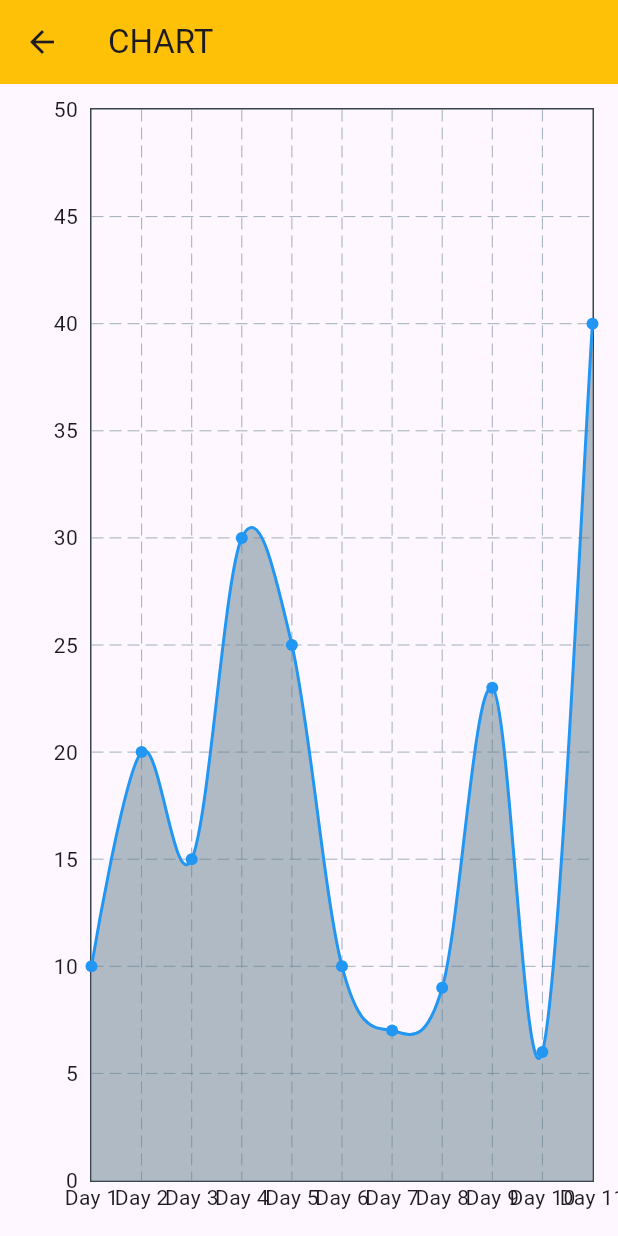
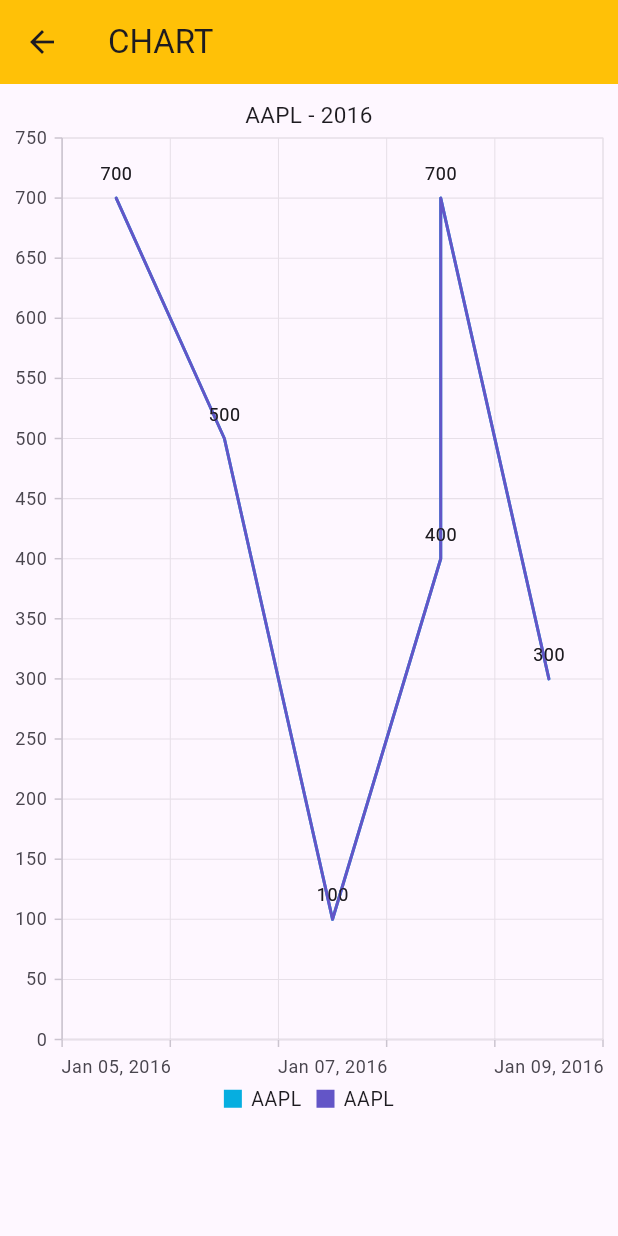
Before and after one commit to Hossam52/hamza_nozm, a Flutter app: the DesktopLayout screen opened directly, on a phone screen of 412 x 824 dp. Run offline on Flutter 3.47's test engine with Material 2 defaults, Android fonts, the phone set to English and light mode, and no system bars; drawn by our look-alikes of fl_chart; our stand-ins replace responsive_builder, syncfusion_flutter_charts.

Commit message:
working chart

```diff
--- a/lib/chartWidget.dart
+++ b/lib/chartWidget.dart
@@ -1,5 +1,6 @@
 import 'package:fl_chart/fl_chart.dart';
 import 'package:flutter/material.dart';
+
 
 class LineChartSample extends StatelessWidget {
   final List<double> yValues = [
@@ -29,6 +30,19 @@ class LineChartSample extends StatelessWidget {
     "Day 11",
   ]; // Replace with your dates
 
+final List<FlSpot> data1 = [
+    FlSpot(DateTime.now().millisecondsSinceEpoch.toDouble(), 10.0),
+    FlSpot(
+        (DateTime.now().add(Duration(days: 1))).millisecondsSinceEpoch.toDouble(), 20.0),
+    FlSpot(
+        (DateTime.now().add(Duration(days: 2))).millisecondsSinceEpoch.toDouble(), 15.0),
+    FlSpot((DateTime.now().add(Duration(days: 3))).millisecondsSinceEpoch.toDouble(), 30.0),
+    FlSpot((DateTime.now().add(Duration(days: 4))).millisecondsSinceEpoch.toDouble(), 30.0),
+
+    FlSpot((DateTime.now().add(Duration(days: 5))).millisecondsSinceEpoch.toDouble(), 30.0),
+
+    // Add more data points here with DateTime values
+  ];
   @override
   Widget build(BuildContext context) {
     return Padding(
@@ -46,15 +60,18 @@ class LineChartSample extends StatelessWidget {
           ),
           // minX: 0,
           // maxX: xLabels.length.toDouble() - 1,
+          minX: data1.first.x,
+          maxX: data1.last.y,
           minY: 0,
           maxY: yValues.reduce((a, b) => a > b ? a : b) +
               10, // Adjust the maxY based on your data
 
           lineBarsData: [
             LineChartBarData(
-              spots: List.generate(yValues.length, (index) {
-                return FlSpot(index.toDouble(), yValues[index]);
-              }),
+              spots: data1,
+              // List.generate(yValues.length, (index) {
+              //   return FlSpot(index.toDouble(), yValues[index]);
+              // }),
               isCurved: true,
               color: Colors.blue,
               // dotData: FlDotData(show: false),
--- a/lib/desktopLayout.dart
+++ b/lib/desktopLayout.dart
@@ -1,6 +1,7 @@
 import 'package:flutter/material.dart';
 import 'package:test/chartWidget.dart';
 import 'package:test/sampleChart.dart';
+import 'package:test/test.dart';
 
 class DesktopLayout extends StatelessWidget {
   const DesktopLayout({super.key});
@@ -12,7 +13,8 @@ class DesktopLayout extends StatelessWidget {
         backgroundColor: Colors.amber,
         title: const Text("CHART"),
       ),
-      body: LineChartSample(),
+      body: MyHomePage(title: "New Chart" ),
+      // LineChartSample()
       // const LineChart1(isShowingMainData: true,),
     );
   }
--- /dev/null
+++ b/lib/test.dart
@@ -0,0 +1,159 @@
+import 'package:flutter/material.dart';
+import 'package:syncfusion_flutter_charts/charts.dart';
+import 'package:intl/intl.dart';
+
+class MyHomePage extends StatefulWidget {
+  MyHomePage({Key? key, required this.title}) : super(key: key);
+  final String title;
+
+  @override
+  _MyHomePageState createState() => _MyHomePageState();
+}
+
+class _MyHomePageState extends State<MyHomePage> {
+  late List<ChartSampleData> _chartData;
+  late TrackballBehavior _trackballBehavior;
+
+  @override
+  void initState() {
+    _chartData = getChartData();
+    _trackballBehavior = TrackballBehavior(
+        enable: true, activationMode: ActivationMode.singleTap);
+    super.initState();
+  }
+
+  @override
+  Widget build(BuildContext context) {
+    return SafeArea(
+      child: Scaffold(
+        body: SizedBox(
+          width: 1000,
+          height: 700,
+          child: SfCartesianChart(
+            title: ChartTitle(text: 'AAPL - 2016'),
+            legend: const Legend(isVisible: true),
+            trackballBehavior: _trackballBehavior,
+            series: <LineSeries>[
+              LineSeries<ChartSampleData, String>(
+                sortingOrder: SortingOrder.ascending,
+                dataSource: _chartData,
+                name: 'AAPL',
+                xValueMapper: (ChartSampleData sales, _) => sales.x,
+                yValueMapper: (ChartSampleData sales, _) => sales.y,
+                dataLabelSettings: DataLabelSettings(isVisible: true),
+              ),
+              LineSeries<ChartSampleData, String>(
+                sortingOrder: SortingOrder.ascending,
+                dataSource: _chartData,
+                name: 'AAPL',
+                xValueMapper: (ChartSampleData sales, _) => sales.x,
+                yValueMapper: (ChartSampleData sales, _) => sales.y,
+                dataLabelSettings: DataLabelSettings(isVisible: true),
+              )
+            ],
+            // primaryXAxis: DateTimeAxis(
+            // ),
+
+            primaryXAxis: CategoryAxis(
+                // axisLabelFormatter: (dynamic value) {
+                //   // Format the date to your desired format.
+                //   final date = DateTime.parse(value);
+                //   return ChartAxisLabel("DateFormat('MMM dd, yyyy').format(date).toString()", TextStyle(color: Colors.red));
+                // },
+
+                ),
+          ),
+        ),
+      ),
+    );
+  }
+
+  // List<ChartSampleData> getChartData() {
+  //   return <ChartSampleData>[
+  //     ChartSampleData(
+  //       x: DateTime(2016, 01, 5),
+  //       y: 700.19,
+  //     ),
+  //     ChartSampleData(
+  //       x: DateTime(2016, 01, 6),
+  //       y: 100.19,
+  //     ),
+  //     ChartSampleData(
+  //       x: DateTime(2016, 01, 7),
+  //       y: 325.19,
+  //     ),
+  //     ChartSampleData(
+  //       x: DateTime(2016, 01, 8),
+  //       y: 500.19,
+  //     ),
+  //     ChartSampleData(
+  //       x: DateTime(2016, 01, 8),
+  //       y: 450.19,
+  //     ),
+  //     ChartSampleData(
+  //       x: DateTime(2016, 01, 9),
+  //       y: 200.19,
+  //     ),
+  //   ];
+  // }
+
+  List<ChartSampleData> getChartData() {
+    List<Map<String, dynamic>> myData = [
+      {
+        "date": DateTime(2016, 01, 5),
+        "value": 700,
+      },
+      {
+        "date": DateTime(2016, 01, 6),
+        "value": 500,
+      },
+      {
+        "date": DateTime(2016, 01, 7),
+        "value": 100,
+      },
+      {
+        "date": DateTime(2016, 01, 8),
+        "value": 400,
+      },
+      {
+        "date": DateTime(2016, 01, 8),
+        "value": 700,
+      },
+      {
+        "date": DateTime(2016, 01, 9),
+        "value": 300,
+      },
+    ];
+
+    List<ChartSampleData> data = [];
+
+    for (var item in myData) {
+      ChartSampleData x = ChartSampleData(
+          x: DateFormat('MMM dd, yyyy').format(item['date']).toString(),
+          y: item['value']);
+      data.add(x);
+    }
+
+    return data;
+  }
+}
+
+// class ChartSampleData {
+//   ChartSampleData({
+//     this.x,
+//     this.y,
+//   });
+
+//   final DateTime? x;
+//   final num? y;
+// }
+
+class ChartSampleData {
+  ChartSampleData({
+    this.x,
+    this.y,
+  });
+
+  final String? x;
+  final num? y;
+}
--- a/pubspec.yaml
+++ b/pubspec.yaml
@@ -37,6 +37,9 @@ dependencies:
   cupertino_icons: ^1.0.2
   responsive_builder: ^0.7.0
   fl_chart: ^0.63.0
+  flutter_charts: ^0.5.1
+  intl: ^0.18.1
+  syncfusion_flutter_charts: ^23.1.38
 
 dev_dependencies:
   flutter_test:
```
Also changed, not shown: pubspec.lock, 1 other file.
